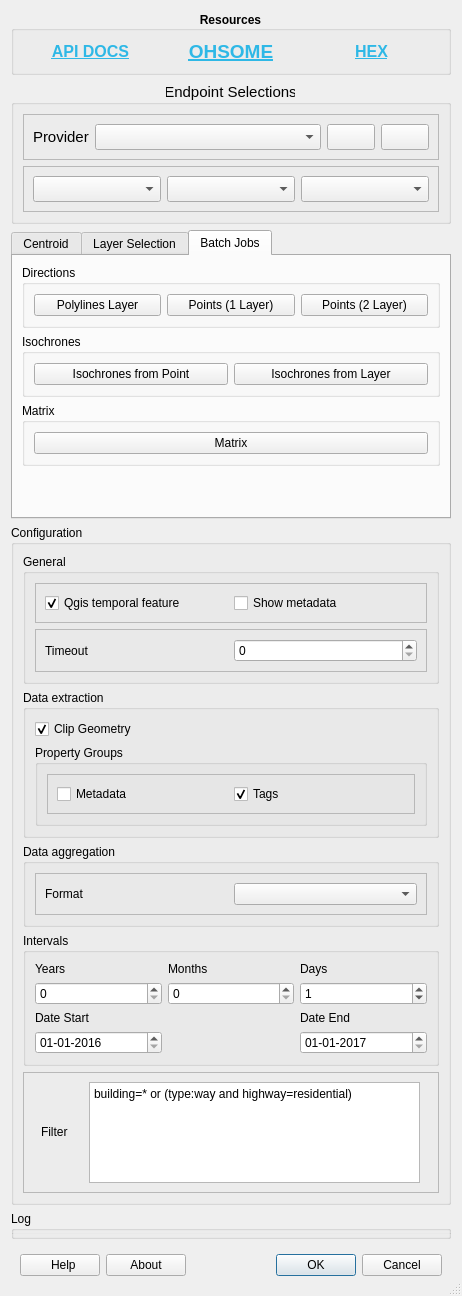
The window that OhsomeQgis/gui/OhsomeQgisDialogUI.ui (GIScience/ohsome-qgis-plugin) describes before a commit, drawn with Qt 5.
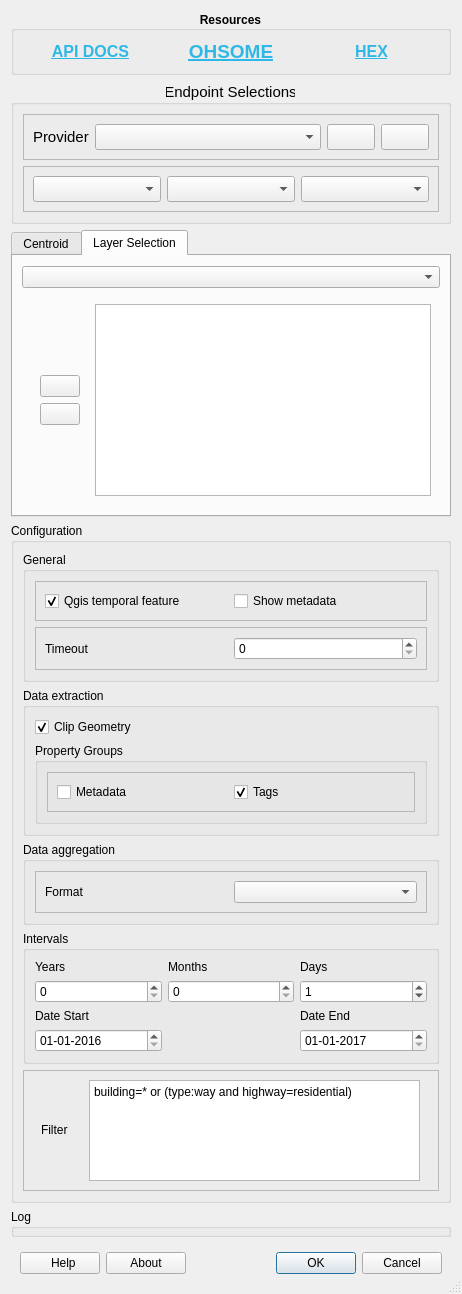
The same window after the commit. The open tabs and pages were chosen to show the change. Icons and pictures are not drawn. Custom widgets are drawn as their Qt base class.

```diff
--- a/OhsomeQgis/gui/OhsomeQgisDialogUI.ui
+++ b/OhsomeQgis/gui/OhsomeQgisDialogUI.ui
@@ -249,6 +249,9 @@
    </item>
    <item>
     <widget class="QTabWidget" name="request_types_widget">
+     <property name="enabled">
+      <bool>true</bool>
+     </property>
      <property name="sizePolicy">
       <sizepolicy hsizetype="Preferred" vsizetype="Fixed">
        <horstretch>0</horstretch>
@@ -537,113 +540,6 @@
        </item>
       </layout>
      </widget>
-     <widget class="QWidget" name="batch_tab">
-      <attribute name="title">
-       <string>Batch Jobs</string>
-      </attribute>
-      <layout class="QVBoxLayout" name="verticalLayout">
-       <item>
-        <widget class="QGroupBox" name="groupBox">
-         <property name="title">
-          <string>Directions</string>
-         </property>
-         <layout class="QHBoxLayout" name="horizontalLayout">
-          <item>
-           <widget class="QPushButton" name="batch_routing_line">
-            <property name="sizePolicy">
-             <sizepolicy hsizetype="Minimum" vsizetype="Fixed">
-              <horstretch>0</horstretch>
-              <verstretch>0</verstretch>
-             </sizepolicy>
-            </property>
-            <property name="text">
-             <string>Polylines Layer</string>
-            </property>
-           </widget>
-          </item>
-          <item>
-           <widget class="QPushButton" name="batch_routing_point">
-            <property name="sizePolicy">
-             <sizepolicy hsizetype="Minimum" vsizetype="Fixed">
-              <horstretch>0</horstretch>
-              <verstretch>0</verstretch>
-             </sizepolicy>
-            </property>
-            <property name="text">
-             <string>Points (1 Layer)</string>
-            </property>
-           </widget>
-          </item>
-          <item>
-           <widget class="QPushButton" name="batch_routing_points">
-            <property name="sizePolicy">
-             <sizepolicy hsizetype="Minimum" vsizetype="Fixed">
-              <horstretch>0</horstretch>
-              <verstretch>0</verstretch>
-             </sizepolicy>
-            </property>
-            <property name="text">
-             <string>Points (2 Layer)</string>
-            </property>
-           </widget>
-          </item>
-         </layout>
-        </widget>
-       </item>
-       <item>
-        <widget class="QGroupBox" name="groupBox_2">
-         <property name="title">
-          <string>Isochrones</string>
-         </property>
-         <layout class="QHBoxLayout" name="horizontalLayout_4">
-          <item>
-           <widget class="QPushButton" name="batch_iso_point">
-            <property name="text">
-             <string>Isochrones from Point</string>
-            </property>
-           </widget>
-          </item>
-          <item>
-           <widget class="QPushButton" name="batch_iso_layer">
-            <property name="text">
-             <string>Isochrones from Layer</string>
-            </property>
-           </widget>
-          </item>
-         </layout>
-        </widget>
-       </item>
-       <item>
-        <widget class="QGroupBox" name="groupBox_3">
-         <property name="title">
-          <string>Matrix</string>
-         </property>
-         <layout class="QHBoxLayout" name="horizontalLayout_5">
-          <item>
-           <widget class="QPushButton" name="batch_matrix">
-            <property name="text">
-             <string>Matrix</string>
-            </property>
-           </widget>
-          </item>
-         </layout>
-        </widget>
-       </item>
-       <item>
-        <spacer name="verticalSpacer">
-         <property name="orientation">
-          <enum>Qt::Vertical</enum>
-         </property>
-         <property name="sizeHint" stdset="0">
-          <size>
-           <width>20</width>
-           <height>40</height>
-          </size>
-         </property>
-        </spacer>
-       </item>
-      </layout>
-     </widget>
     </widget>
    </item>
    <item>
```
Left out of the diff: 2 changed lines with no effect on the pictures.
